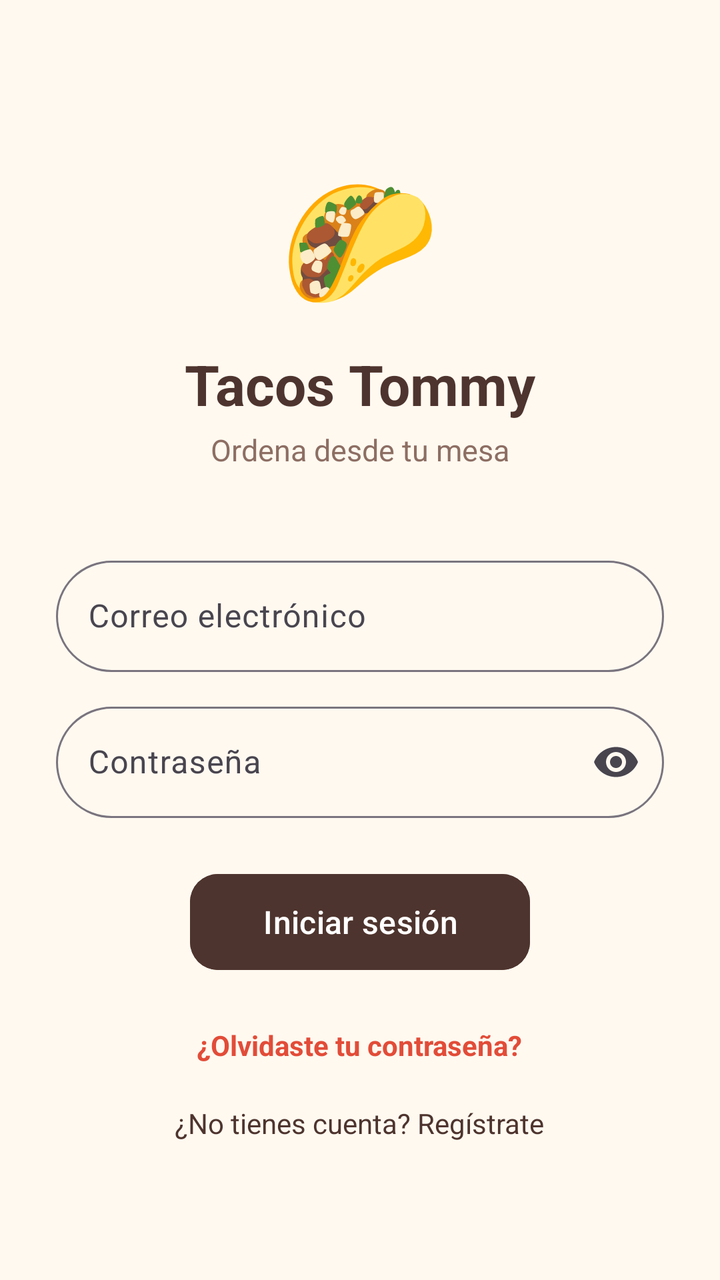
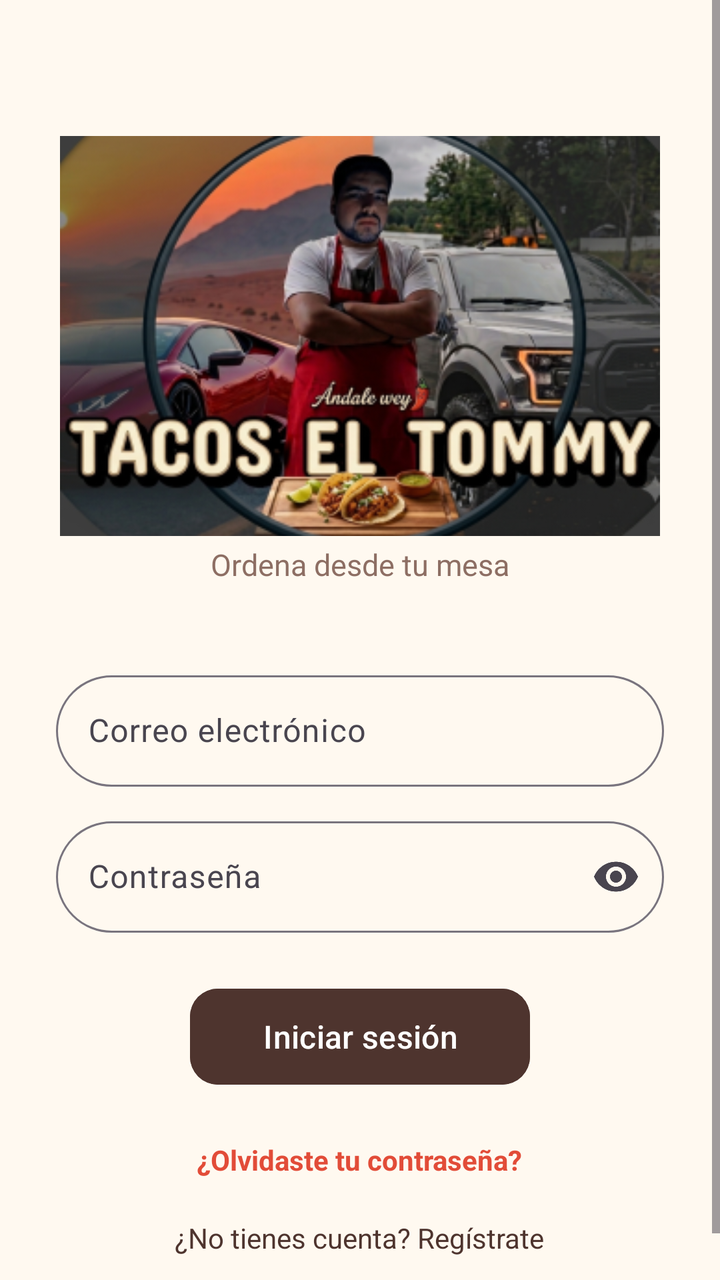

An Android layout rendered at two revisions. The XML below is the earlier revision; the diff shows what the commit changed to produce the second picture.
<!-- AndroidManifest.xml: application theme Theme.Restaurante -->
<!-- res/layout/actividad_iniciar_sesion.xml -->
<?xml version="1.0" encoding="utf-8"?>
<ScrollView xmlns:android="http://schemas.android.com/apk/res/android"
    xmlns:app="http://schemas.android.com/apk/res-auto"
    android:layout_width="match_parent"
    android:layout_height="match_parent"
    android:background="@color/fondo_crema"
    android:fillViewport="true">

    <LinearLayout
        android:layout_width="match_parent"
        android:layout_height="wrap_content"
        android:orientation="vertical"
        android:gravity="center_horizontal"
        android:padding="28dp">

        <TextView
            android:layout_width="wrap_content"
            android:layout_height="wrap_content"
            android:layout_marginTop="48dp"
            android:text="🌮"
            android:textSize="64sp" />

        <TextView
            android:layout_width="wrap_content"
            android:layout_height="wrap_content"
            android:layout_marginTop="12dp"
            android:text="Tacos Tommy"
            android:textColor="@color/texto_marron"
            android:textSize="28sp"
            android:textStyle="bold" />

        <TextView
            android:layout_width="wrap_content"
            android:layout_height="wrap_content"
            android:layout_marginTop="4dp"
            android:text="Ordena desde tu mesa"
            android:textColor="@color/texto_secundario"
            android:textSize="15sp" />

        <com.google.android.material.textfield.TextInputLayout
            android:id="@+id/tilCorreo"
            style="@style/Widget.Material3.TextInputLayout.OutlinedBox"
            android:layout_width="match_parent"
            android:layout_height="wrap_content"
            android:layout_marginTop="40dp"
            android:hint="Correo electrónico"
            app:boxCornerRadiusBottomEnd="30dp"
            app:boxCornerRadiusBottomStart="30dp"
            app:boxCornerRadiusTopEnd="30dp"
            app:boxCornerRadiusTopStart="30dp">

            <com.google.android.material.textfield.TextInputEditText
                android:id="@+id/etCorreo"
                android:layout_width="match_parent"
                android:layout_height="wrap_content"
                android:inputType="textEmailAddress"/>
        </com.google.android.material.textfield.TextInputLayout>

        <com.google.android.material.textfield.TextInputLayout
            android:id="@+id/tilPassword"
            style="@style/Widget.Material3.TextInputLayout.OutlinedBox"
            android:layout_width="match_parent"
            android:layout_height="wrap_content"
            android:layout_marginTop="12dp"
            android:hint="Contraseña"
            app:endIconMode="password_toggle"
            app:boxCornerRadiusBottomEnd="30dp"
            app:boxCornerRadiusBottomStart="30dp"
            app:boxCornerRadiusTopEnd="30dp"
            app:boxCornerRadiusTopStart="30dp">

            <com.google.android.material.textfield.TextInputEditText
                android:id="@+id/etPassword"
                android:layout_width="match_parent"
                android:layout_height="wrap_content"
                android:inputType="textPassword" />
        </com.google.android.material.textfield.TextInputLayout>

        <com.google.android.material.button.MaterialButton
            android:id="@+id/btnLogin"
            android:layout_width="170dp"
            android:layout_height="56dp"
            android:layout_marginTop="24dp"
            android:backgroundTint="@color/texto_marron"
            android:text="Iniciar sesión"
            android:textSize="16sp"
            app:cornerRadius="14dp"/>

        <TextView
            android:id="@+id/tvRecuperar"
            android:layout_width="wrap_content"
            android:layout_height="wrap_content"
            android:layout_marginTop="16dp"
            android:padding="8dp"
            android:text="¿Olvidaste tu contraseña?"
            android:textColor="@color/terracota"
            android:textStyle="bold" />

        <TextView
            android:id="@+id/tvRegistro"
            android:layout_width="wrap_content"
            android:layout_height="wrap_content"
            android:layout_marginTop="4dp"
            android:padding="8dp"
            android:text="¿No tienes cuenta? Regístrate"
            android:textColor="@color/texto_marron" />
    </LinearLayout>
</ScrollView>
<!-- resources referenced by this layout -->
<resources>
  <color name="fondo_crema">#FFF9F0</color>
  <color name="terracota">#E24C38</color>
  <color name="texto_marron">#4E342E</color>
  <color name="texto_secundario">#8D6E63</color>
  <style name="Theme.Restaurante" parent="Theme.Material3.Light.NoActionBar">
          <item name="colorPrimary">@color/terracota</item>
          <item name="colorOnPrimary">@color/blanco</item>
          <item name="colorPrimaryContainer">@color/terracota_claro</item>
          <item name="colorOnPrimaryContainer">@color/texto_marron</item>
          <item name="colorSecondary">@color/verde_aguacate</item>
          <item name="android:statusBarColor">@color/terracota</item>
          <item name="android:windowBackground">@color/fondo_crema</item>
      </style>
  <color name="blanco">#FFFFFF</color>
  <color name="terracota_claro">#FAD9D5</color>
  <color name="verde_aguacate">#558B2F</color>
</resources>

<!-- the commit's change to res/layout/actividad_iniciar_sesion.xml (unified diff, before → after) -->
@@ -13,21 +13,12 @@
         android:gravity="center_horizontal"
         android:padding="28dp">
 
-        <TextView
-            android:layout_width="wrap_content"
-            android:layout_height="wrap_content"
-            android:layout_marginTop="48dp"
-            android:text="🌮"
-            android:textSize="64sp" />
-
-        <TextView
-            android:layout_width="wrap_content"
-            android:layout_height="wrap_content"
-            android:layout_marginTop="12dp"
-            android:text="Tacos Tommy"
-            android:textColor="@color/texto_marron"
-            android:textSize="28sp"
-            android:textStyle="bold" />
+        <ImageView
+            android:layout_marginTop="40dp"
+            android:layout_width="300dp"
+            android:layout_height="200dp"
+            android:src="@mipmap/ic_tacos"
+            android:scaleType="centerCrop"/>
 
         <TextView
             android:layout_width="wrap_content"
<!-- resource entries referenced after the edit -->
@@ -4,6 +4,7 @@
   <color name="terracota">#E24C38</color>
   <color name="texto_marron">#4E342E</color>
   <color name="texto_secundario">#8D6E63</color>
+  <!-- mipmap ic_tacos: webp bitmap (mipmap-hdpi, 28854 bytes) -->
   <style name="Theme.Restaurante" parent="Theme.Material3.Light.NoActionBar">
           <item name="colorPrimary">@color/terracota</item>
           <item name="colorOnPrimary">@color/blanco</item>
